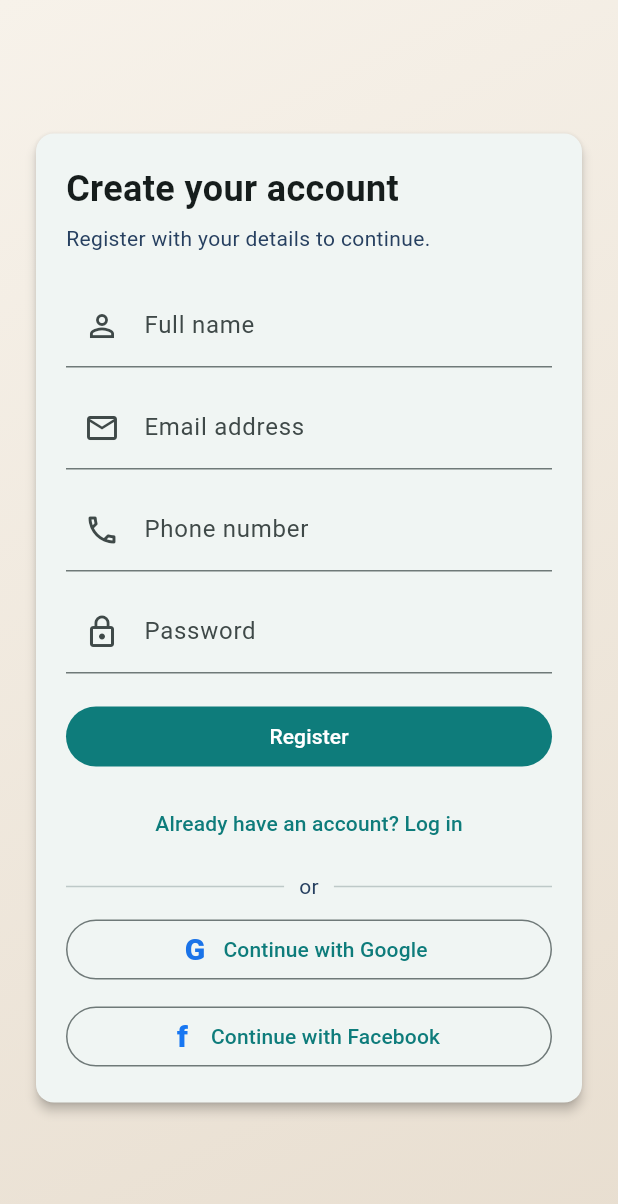
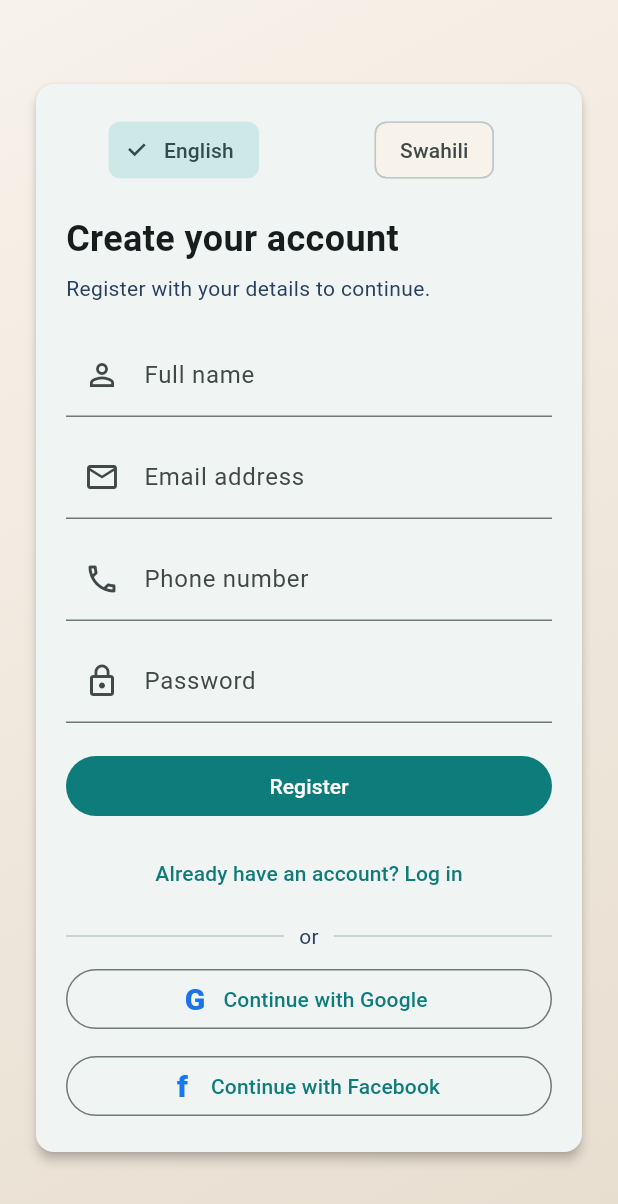
Before and after one commit to AmosStack/Saferoute, a Flutter app: the screen it shows after launch, on a phone screen of 412 x 824 dp. Shown: the top 1204 px of the screen. Run offline on Flutter 3.47's test engine with Material 3 defaults, Android fonts, the phone set to English and light mode, and no system bars; our stand-ins replace geolocator, google_maps_flutter, google_sign_in, latlong2, shared_preferences; accounts and stored records are empty.

Commit message:
Update auth_screen.dart

```diff
--- a/lib/screens/auth_screen.dart
+++ b/lib/screens/auth_screen.dart
@@ -1,11 +1,19 @@
 import 'package:flutter/material.dart';
 
 import '../auth/auth_models.dart';
+import '../l10n/app_strings.dart';
 import '../services/auth_service.dart';
 
 class AuthScreen extends StatefulWidget {
-  const AuthScreen({super.key, required this.onAuthenticated});
+  const AuthScreen({
+    super.key,
+    required this.localeCode,
+    required this.onLocaleChanged,
+    required this.onAuthenticated,
+  });
 
+  final String localeCode;
+  final ValueChanged<String> onLocaleChanged;
   final ValueChanged<AuthSession> onAuthenticated;
 
   @override
@@ -107,6 +115,7 @@ class _AuthScreenState extends State<AuthScreen> {
   @override
   Widget build(BuildContext context) {
     final scheme = Theme.of(context).colorScheme;
+    final strings = AppStrings(widget.localeCode);
 
     return Scaffold(
       body: Stack(
@@ -129,10 +138,34 @@ class _AuthScreenState extends State<AuthScreen> {
                           mainAxisSize: MainAxisSize.min,
                           crossAxisAlignment: CrossAxisAlignment.stretch,
                           children: [
+                            Row(
+                              children: [
+                                Expanded(
+                                  child: ChoiceChip(
+                                    label: Text(strings.english),
+                                    selected: widget.localeCode == 'en',
+                                    onSelected: _isSubmitting
+                                        ? null
+                                        : (_) => widget.onLocaleChanged('en'),
+                                  ),
+                                ),
+                                const SizedBox(width: 10),
+                                Expanded(
+                                  child: ChoiceChip(
+                                    label: Text(strings.swahili),
+                                    selected: widget.localeCode == 'sw',
+                                    onSelected: _isSubmitting
+                                        ? null
+                                        : (_) => widget.onLocaleChanged('sw'),
+                                  ),
+                                ),
+                              ],
+                            ),
+                            const SizedBox(height: 18),
                             Text(
                               _isRegisterMode
-                                  ? 'Create your account'
-                                  : 'Welcome back',
+                                  ? strings.createAccount
+                                  : strings.welcomeBack,
                               style: const TextStyle(
                                 fontSize: 24,
                                 fontWeight: FontWeight.w700,
@@ -141,8 +174,8 @@ class _AuthScreenState extends State<AuthScreen> {
                             const SizedBox(height: 6),
                             Text(
                               _isRegisterMode
-                                  ? 'Register with your details to continue.'
-                                  : 'Sign in to continue your safer commute.',
+                                  ? strings.registerPrompt
+                                  : strings.loginPrompt,
                               style: TextStyle(color: scheme.tertiary),
                             ),
                             const SizedBox(height: 20),
@@ -151,12 +184,11 @@ class _AuthScreenState extends State<AuthScreen> {
                                 controller: _nameController,
                                 textInputAction: TextInputAction.next,
                                 decoration: const InputDecoration(
-                                  labelText: 'Full name',
                                   prefixIcon: Icon(Icons.person_outline),
-                                ),
+                                ).copyWith(labelText: strings.fullName),
                                 validator: (value) {
                                   if (value == null || value.trim().isEmpty) {
-                                    return 'Enter your name';
+                                    return strings.enterName;
                                   }
                                   return null;
                                 },
@@ -168,13 +200,12 @@ class _AuthScreenState extends State<AuthScreen> {
                               textInputAction: TextInputAction.next,
                               keyboardType: TextInputType.emailAddress,
                               decoration: const InputDecoration(
-                                labelText: 'Email address',
                                 prefixIcon: Icon(Icons.email_outlined),
-                              ),
+                              ).copyWith(labelText: strings.emailAddress),
                               validator: (value) {
                                 final text = value?.trim() ?? '';
                                 if (text.isEmpty || !text.contains('@')) {
-                                  return 'Enter a valid email';
+                                  return strings.enterValidEmail;
                                 }
                                 return null;
                               },
@@ -186,13 +217,12 @@ class _AuthScreenState extends State<AuthScreen> {
                                 textInputAction: TextInputAction.next,
                                 keyboardType: TextInputType.phone,
                                 decoration: const InputDecoration(
-                                  labelText: 'Phone number',
                                   prefixIcon: Icon(Icons.phone_outlined),
-                                ),
+                                ).copyWith(labelText: strings.phoneNumber),
                                 validator: (value) {
                                   if (value == null ||
                                       value.trim().length < 7) {
-                                    return 'Enter a valid phone number';
+                                    return strings.enterValidPhone;
                                   }
                                   return null;
                                 },
@@ -203,12 +233,11 @@ class _AuthScreenState extends State<AuthScreen> {
                               controller: _passwordController,
                               obscureText: true,
                               decoration: const InputDecoration(
-                                labelText: 'Password',
                                 prefixIcon: Icon(Icons.lock_outline),
-                              ),
+                              ).copyWith(labelText: strings.password),
                               validator: (value) {
                                 if (value == null || value.length < 8) {
-                                  return 'Password must be at least 8 characters';
+                                  return strings.passwordMin;
                                 }
                                 return null;
                               },
@@ -217,7 +246,9 @@ class _AuthScreenState extends State<AuthScreen> {
                             FilledButton(
                               onPressed: _isSubmitting ? null : _submit,
                               child: Text(
-                                _isRegisterMode ? 'Register' : 'Log in',
+                                _isRegisterMode
+                                    ? strings.register
+                                    : strings.logIn,
                               ),
                             ),
                             const SizedBox(height: 10),
@@ -231,8 +262,8 @@ class _AuthScreenState extends State<AuthScreen> {
                                     },
                               child: Text(
                                 _isRegisterMode
-                                    ? 'Already have an account? Log in'
-                                    : 'Need an account? Register',
+                                    ? strings.alreadyHaveAccount
+                                    : strings.needAccount,
                               ),
                             ),
                             const SizedBox(height: 8),
@@ -244,7 +275,7 @@ class _AuthScreenState extends State<AuthScreen> {
                                     horizontal: 10,
                                   ),
                                   child: Text(
-                                    'or',
+                                    strings.or,
                                     style: TextStyle(color: scheme.tertiary),
                                   ),
                                 ),
@@ -260,7 +291,7 @@ class _AuthScreenState extends State<AuthScreen> {
                                 text: 'G',
                                 color: Color(0xFF1A73E8),
                               ),
-                              label: const Text('Continue with Google'),
+                              label: Text(strings.continueGoogle),
                             ),
                             const SizedBox(height: 10),
                             OutlinedButton.icon(
@@ -271,7 +302,7 @@ class _AuthScreenState extends State<AuthScreen> {
                                 text: 'f',
                                 color: Color(0xFF1877F2),
                               ),
-                              label: const Text('Continue with Facebook'),
+                              label: Text(strings.continueFacebook),
                             ),
                           ],
                         ),
```
